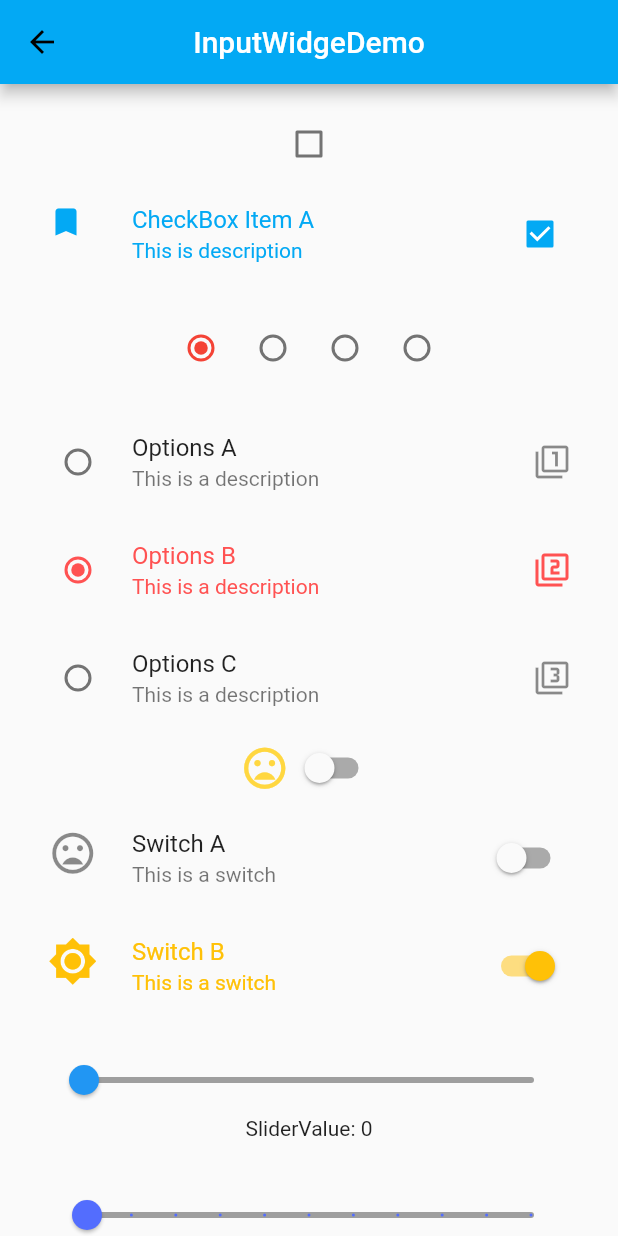
After one commit to isingasong/flutter, a Flutter app: the InputDemo screen opened directly, after a tap on "Options B", on a phone screen of 412 x 824 dp. The commit adds this screen. Run offline on Flutter 3.47's test engine with Material 2 defaults, Android fonts, the phone set to English and light mode, and no system bars.

Commit message:
设计首页功能

```diff
--- /dev/null
+++ b/lib/demo/checkbox_demo.dart
@@ -0,0 +1,24 @@
+import 'package:flutter/material.dart';
+
+class CheckboxDemo extends StatefulWidget {
+  @override
+  _CheckboxDemoState createState() => _CheckboxDemoState();
+}
+
+class _CheckboxDemoState extends State<CheckboxDemo> {
+  bool _currentState = false;
+
+  @override
+  Widget build(BuildContext context) {
+    return Row(
+      mainAxisAlignment: MainAxisAlignment.center,
+      children: <Widget>[
+        Checkbox(value: _currentState, onChanged:(value) {
+          setState(() {
+            _currentState = value;
+          });
+        },
+        activeColor: Colors.lightBlueAccent,)
+      ],
+    );}
+}
--- /dev/null
+++ b/lib/demo/checkbox_listtile_demo.dart
@@ -0,0 +1,26 @@
+import 'package:flutter/material.dart';
+
+class CheckboxListTileDemo extends StatefulWidget {
+  @override
+  _CheckboxListTileDemoState createState() => _CheckboxListTileDemoState();
+}
+
+class _CheckboxListTileDemoState extends State<CheckboxListTileDemo> {
+  bool _currentState = true;
+  @override
+  Widget build(BuildContext context) {
+    return CheckboxListTile(
+      value: _currentState,
+      onChanged: (value) {
+        setState(() {
+          _currentState = value;
+        });
+      },
+      activeColor: Colors.lightBlue,
+      title: Text('CheckBox Item A'),
+      subtitle: Text('This is description'),
+      secondary: Icon(Icons.bookmark),
+      selected: _currentState,
+    );
+  }
+}
--- /dev/null
+++ b/lib/demo/datetime_demo.dart
@@ -0,0 +1,63 @@
+import 'package:flutter/material.dart';
+import 'package:intl/intl.dart';
+import 'dart:async';
+
+class DateTimeDemo extends StatefulWidget {
+  @override
+  _DateTimeDemoState createState() => _DateTimeDemoState();
+}
+
+class _DateTimeDemoState extends State<DateTimeDemo> {
+  DateTime _dateTime = DateTime.now();
+  TimeOfDay _timeOfDay = TimeOfDay(hour: 11, minute: 11);
+
+  Future<void> _selectedDate() async {
+    final DateTime date = await showDatePicker(
+        context: context,
+        initialDate: _dateTime,
+        firstDate: DateTime(1900),
+        lastDate: DateTime(2100));
+    if (date == null) return;
+    setState(() {
+      _dateTime = date;
+    });
+  }
+
+  Future<void> _seletedTime() async {
+    final TimeOfDay time = await showTimePicker(
+      context: context,
+      initialTime: _timeOfDay,
+    );
+    if (time == null) return;
+    setState(() {
+      _timeOfDay = time;
+    });
+  }
+
+  @override
+  Widget build(BuildContext context) {
+    return Row(
+      mainAxisAlignment: MainAxisAlignment.center,
+      children: <Widget>[
+        InkWell(
+          onTap: _selectedDate,
+          child: Row(
+            children: <Widget>[
+              Text(DateFormat.yMMMMEEEEd().format(_dateTime)),
+              Icon(Icons.arrow_drop_down),
+            ],
+          ),
+        ),
+        InkWell(
+          onTap: _seletedTime,
+          child: Row(
+            children: <Widget>[
+              Text(_timeOfDay.format(context)),
+              Icon(Icons.arrow_drop_down),
+            ],
+          ),
+        ),
+      ],
+    );
+  }
+}
--- /dev/null
+++ b/lib/demo/input_demo.dart
@@ -0,0 +1,46 @@
+import 'package:flutter/material.dart';
+import 'package:myflutter/demo/checkbox_demo.dart';
+import 'package:myflutter/demo/checkbox_listtile_demo.dart';
+import 'package:myflutter/demo/datetime_demo.dart';
+import 'package:myflutter/demo/radio_demo.dart';
+import 'package:myflutter/demo/radiolist_demo.dart';
+import 'package:myflutter/demo/slider_demo1.dart';
+import 'package:myflutter/demo/switch_demo.dart';
+import 'package:myflutter/demo/switchlist_demo.dart';
+
+class InputDemo extends StatefulWidget {
+  @override
+  _InputDemoState createState() => _InputDemoState();
+}
+
+class _InputDemoState extends State<InputDemo> {
+  @override
+  Widget build(BuildContext context) {
+    return Scaffold(
+      appBar: AppBar(
+        title: Text('InputWidgeDemo',style: TextStyle(color: Colors.white),),
+        centerTitle: true,
+      ),
+      body: ListView(
+        children: <Widget>[
+          Container(
+            padding: EdgeInsets.all(16.0),
+            child: Column(
+              mainAxisAlignment: MainAxisAlignment.center,
+              children: <Widget>[
+                CheckboxDemo(),
+                CheckboxListTileDemo(),
+                RadioDemo(),
+                RadioListDemo(),
+                SwitchDemo(),
+                SwitchListDemo(),
+                SliderDemo0(),
+                DateTimeDemo(),
+              ],
+            ),
+          ),
+        ],
+      )
+    );
+  }
+}
--- a/lib/demo/listitem_demo.dart
+++ b/lib/demo/listitem_demo.dart
@@ -9,11 +9,11 @@ class ListItemDemo extends StatelessWidget {
   @override
   Widget build(BuildContext context) {
     return Container(
-      color: Colors.lightBlueAccent,
+      color: Colors.grey[300],
       child: Column(
         children: <Widget>[
           ListTile(
-            title: Text(title,style: TextStyle(color: Colors.white,fontSize: 18.0,fontStyle: FontStyle.italic),),
+            title: Text(title,style: TextStyle(color: Colors.black,fontSize: 18.0,fontStyle: FontStyle.italic),),
             onTap: () {
               Navigator.of(context).push(
                 MaterialPageRoute(builder: (context) => page),
--- a/lib/demo/login_demo.dart
+++ b/lib/demo/login_demo.dart
@@ -51,7 +51,13 @@ class _LoginDemoState extends State<LoginDemo> {
         key: loginFormKey,
         child: Container(
             child: Column(
+              mainAxisAlignment: MainAxisAlignment.start,
           children: <Widget>[
+            Image.asset('images/ic_launcher.png'),
+            SizedBox(
+              height: 66.0,
+            ),
+
             TextFormField(
               decoration: InputDecoration(labelText: 'Account', helperText: ''),
               onSaved: (value) {
--- a/lib/demo/material_component_demo.dart
+++ b/lib/demo/material_component_demo.dart
@@ -1,8 +1,10 @@
 import 'package:flutter/material.dart';
 import 'package:myflutter/demo/button_demo.dart';
 import 'package:myflutter/demo/floatactionbutton_demo.dart';
+import 'package:myflutter/demo/input_demo.dart';
 import 'package:myflutter/demo/listitem_demo.dart';
 import 'package:myflutter/demo/popmenu_demo.dart';
+import 'package:myflutter/demo/simple_dialog_demo.dart';
 
 class MaterialComponentDemo extends StatelessWidget {
   @override
@@ -17,6 +19,8 @@ class MaterialComponentDemo extends StatelessWidget {
           ListItemDemo(title: 'ButtonDemo',page: ButtonDemo(),),
           ListItemDemo(title: 'FloatingActionButtonDemo',page: FloatingActionButtonDemo(),),
           ListItemDemo(title: 'PopMenuDemo',page: PopMenuDemo(),),
+          ListItemDemo(title: 'InputDemo',page: InputDemo(),),
+          ListItemDemo(title: 'SimpleDialogDemo',page: SimpleDialogDemo(),),
 
         ],
       ),
--- /dev/null
+++ b/lib/demo/radio_demo.dart
@@ -0,0 +1,52 @@
+import 'package:flutter/material.dart';
+
+class RadioDemo extends StatefulWidget {
+  @override
+  _RadioDemoState createState() => _RadioDemoState();
+}
+
+class _RadioDemoState extends State<RadioDemo> {
+  int _radioValue = 0;
+
+  void _handleRadioValueChange(int value) {
+    setState(() {
+      _radioValue = value;
+    });
+  }
+
+  @override
+  Widget build(BuildContext context) {
+    return Container(
+      padding: EdgeInsets.all(16.0),
+      child: Row(
+        mainAxisAlignment: MainAxisAlignment.center,
+        children: <Widget>[
+          Radio(
+            value: 0,
+            groupValue: _radioValue,
+            onChanged: _handleRadioValueChange,
+            activeColor: Colors.red,
+          ),
+          Radio(
+            value: 1,
+            groupValue: _radioValue,
+            onChanged: _handleRadioValueChange,
+            activeColor: Colors.red,
+          ),
+          Radio(
+            value: 2,
+            groupValue: _radioValue,
+            onChanged: _handleRadioValueChange,
+            activeColor: Colors.red,
+          ),
+          Radio(
+            value: 3,
+            groupValue: _radioValue,
+            onChanged: _handleRadioValueChange,
+            activeColor: Colors.red,
+          ),
+        ],
+      ),
+    );
+  }
+}
--- /dev/null
+++ b/lib/demo/radiolist_demo.dart
@@ -0,0 +1,55 @@
+import 'package:flutter/material.dart';
+
+class RadioListDemo extends StatefulWidget {
+  @override
+  _RadioListDemoState createState() => _RadioListDemoState();
+}
+
+class _RadioListDemoState extends State<RadioListDemo> {
+  int _currentValue = 0;
+
+  void _currentStateChanged(int value) {
+    setState(() {
+      _currentValue = value;
+    });
+  }
+
+  @override
+  Widget build(BuildContext context) {
+    return Column(
+      mainAxisAlignment: MainAxisAlignment.center,
+      children: <Widget>[
+        RadioListTile(
+          value: 0,
+          groupValue: _currentValue,
+          onChanged: _currentStateChanged,
+          activeColor: Colors.redAccent,
+          title: Text('Options A'),
+          subtitle: Text("This is a description"),
+          secondary: Icon(Icons.filter_1),
+          selected: _currentValue == 0,
+        ),
+        RadioListTile(
+          value: 1,
+          groupValue: _currentValue,
+          onChanged: _currentStateChanged,
+          activeColor: Colors.redAccent,
+          title: Text('Options B'),
+          subtitle: Text("This is a description"),
+          secondary: Icon(Icons.filter_2),
+          selected: _currentValue == 1,
+        ),
+        RadioListTile(
+          value: 2,
+          groupValue: _currentValue,
+          onChanged: _currentStateChanged,
+          activeColor: Colors.redAccent,
+          title: Text('Options C'),
+          subtitle: Text("This is a description"),
+          secondary: Icon(Icons.filter_3),
+          selected: _currentValue == 2,
+        ),
+      ],
+    );
+  }
+}
--- /dev/null
+++ b/lib/demo/slider_demo1.dart
@@ -0,0 +1,53 @@
+import 'package:flutter/material.dart';
+
+class SliderDemo0 extends StatefulWidget {
+  @override
+  _SliderDemoState createState() => _SliderDemoState();
+}
+
+class _SliderDemoState extends State<SliderDemo0> {
+  double _sliderValue = 0.0;
+  double _sliderValue0 = 0.0;
+
+  @override
+  Widget build(BuildContext context) {
+    return Container(
+      padding: EdgeInsets.all(16.0),
+      child: Column(
+        mainAxisAlignment: MainAxisAlignment.center,
+        children: <Widget>[
+          Slider(
+            value: _sliderValue,
+            onChanged: (value) {
+              setState(() {
+                _sliderValue = value;
+              });
+            },
+            activeColor: Colors.blue,
+            inactiveColor: Colors.grey,
+            min: 0.0,
+            max: 10.0,
+          ),
+          Text('SliderValue: ${_sliderValue.toInt()}'),
+          SizedBox(
+            height: 26.0,
+          ),
+          Slider(
+            value: _sliderValue0,
+            onChanged: (value) {
+              setState(() {
+                _sliderValue0 = value;
+              });
+            },
+            activeColor: Colors.indigoAccent,
+            inactiveColor: Colors.grey,
+            min: 0.0,
+            max: 100.0,
+            divisions: 10,
+            label: '${_sliderValue0.toInt()}',
+          ),
+        ],
+      ),
+    );
+  }
+}
--- /dev/null
+++ b/lib/demo/switch_demo.dart
@@ -0,0 +1,26 @@
+import 'package:flutter/material.dart';
+
+class SwitchDemo extends StatefulWidget {
+  @override
+  _SwitchDemoState createState() => _SwitchDemoState();
+}
+
+class _SwitchDemoState extends State<SwitchDemo> {
+  bool _switchState = false;
+  void _switchstateChanged(bool value) {
+    setState(() {
+      _switchState = value;
+    });
+  }
+  @override
+  Widget build(BuildContext context) {
+    return Row(
+      mainAxisAlignment: MainAxisAlignment.center,
+      children: <Widget>[
+        Icon(_switchState ? Icons.mood :Icons.mood_bad,color: Colors.amberAccent,size: 33.0),
+        Switch(value: _switchState, onChanged: _switchstateChanged,
+        activeColor: Colors.greenAccent,),
+      ],
+    );
+  }
+}
--- /dev/null
+++ b/lib/demo/switchlist_demo.dart
@@ -0,0 +1,52 @@
+import 'package:flutter/material.dart';
+
+class SwitchListDemo extends StatefulWidget {
+  @override
+  _SwitchListDemoState createState() => _SwitchListDemoState();
+}
+
+class _SwitchListDemoState extends State<SwitchListDemo> {
+  bool _switchOne = false;
+  bool _switchTwo = true;
+
+  @override
+  Widget build(BuildContext context) {
+    return Column(
+      mainAxisAlignment: MainAxisAlignment.center,
+      children: <Widget>[
+        SwitchListTile(
+          value: _switchOne,
+          onChanged: (value) {
+            setState(() {
+              _switchOne = value;
+            });
+          },
+          activeColor: Colors.amber,
+          title: Text('Switch A'),
+          subtitle: Text("This is a switch"),
+          secondary: Icon(
+            _switchOne ? Icons.mood : Icons.mood_bad,
+            size: 33.0,
+          ),
+          selected: _switchOne,
+        ),
+        SwitchListTile(
+          value: _switchTwo,
+          onChanged: (value) {
+            setState(() {
+              _switchTwo = value;
+            });
+          },
+          activeColor: Colors.amber,
+          title: Text('Switch B'),
+          subtitle: Text("This is a switch"),
+          secondary: Icon(
+            _switchTwo ? Icons.brightness_7 : Icons.brightness_3,
+            size: 33.0,
+          ),
+          selected: _switchTwo,
+        )
+      ],
+    );
+  }
+}
--- a/pubspec.yaml
+++ b/pubspec.yaml
@@ -15,6 +15,7 @@ environment:
 dependencies:
   flutter:
     sdk: flutter
+  intl: ^0.15.7
 
   # The following adds the Cupertino Icons font to your application.
   # Use with the CupertinoIcons class for iOS style icons.
@@ -37,8 +38,8 @@ flutter:
   uses-material-design: true
 
   # To add assets to your application, add an assets section, like this:
-  # assets:
-  #  - images/a_dot_burr.jpeg
+  assets:
+    - images/ic_launcher.png
   #  - images/a_dot_ham.jpeg
 
   # An image asset can refer to one or more resolution-specific "variants", see
```
Also changed, not shown: lib/demo/alert_dialog_demo.dart (added, +40 -0 lines), lib/demo/dialog_demo.dart (added, +87 -0 lines), lib/demo/simple_dialog_demo.dart (added, +38 -0 lines), images/ic_launcher.png (added).
